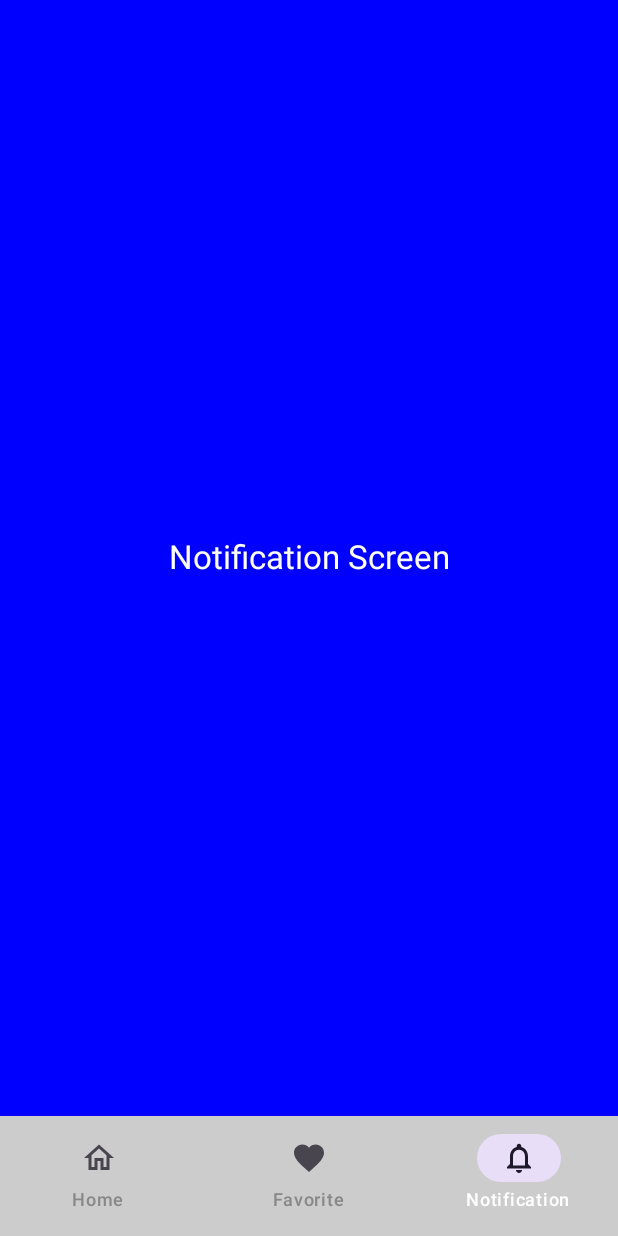
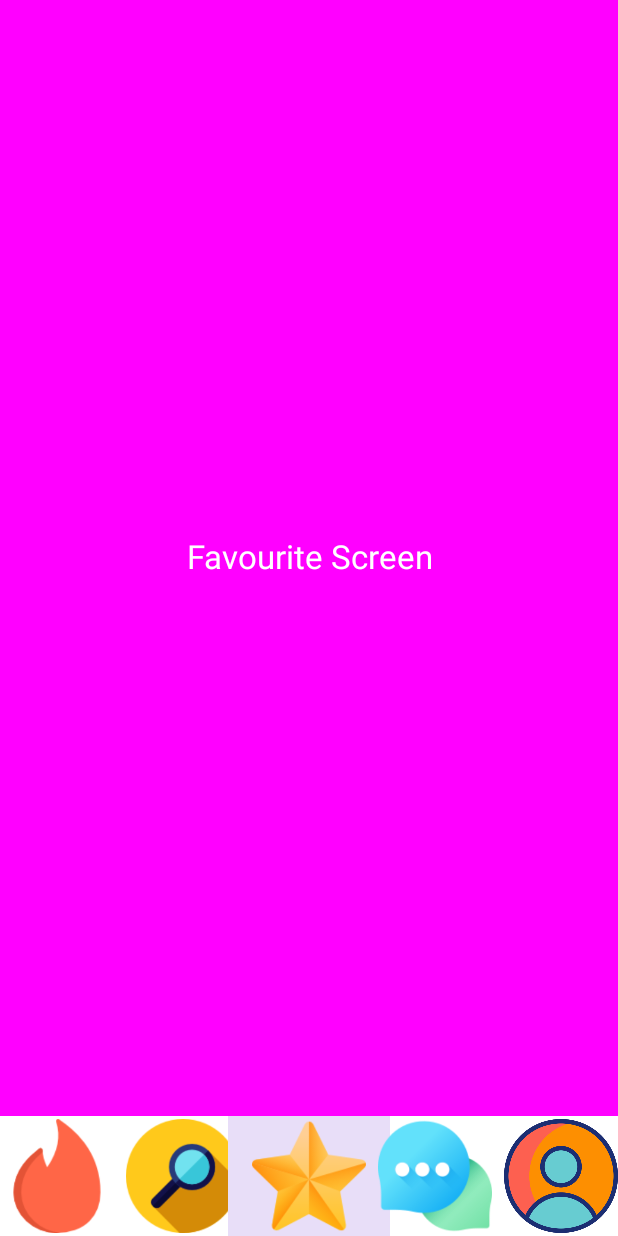
Before and after one commit to Himanshu6124/tindder-dating, an Android app built with Jetpack Compose: the screen it shows after launch (MainActivity), item 3 of the bottom bar chosen, on a phone screen of 412 x 824 dp. Run offline under Robolectric (Android 15) with nearby library versions, the phone set to English and light mode, and no system bars.

```diff
--- a/app/src/main/java/com/himanshu/compose/MainActivity.kt
+++ b/app/src/main/java/com/himanshu/compose/MainActivity.kt
@@ -14,6 +14,7 @@ import androidx.compose.foundation.layout.Row
 import androidx.compose.foundation.layout.fillMaxHeight
 import androidx.compose.foundation.layout.fillMaxSize
 import androidx.compose.foundation.layout.fillMaxWidth
+import androidx.compose.foundation.layout.height
 import androidx.compose.foundation.layout.offset
 import androidx.compose.foundation.layout.padding
 import androidx.compose.foundation.layout.wrapContentSize
@@ -51,6 +52,7 @@ import androidx.compose.ui.layout.ContentScale
 import androidx.compose.ui.platform.LocalDensity
 import androidx.compose.ui.res.painterResource
 import androidx.compose.ui.text.style.TextAlign
+import androidx.compose.ui.tooling.preview.Preview
 import androidx.compose.ui.unit.IntOffset
 import androidx.compose.ui.unit.dp
 import androidx.navigation.NavGraph.Companion.findStartDestination
@@ -67,11 +69,16 @@ class MainActivity : ComponentActivity() {
     override fun onCreate(savedInstanceState: Bundle?) {
         super.onCreate(savedInstanceState)
         setContent {
+            ShowBottomBar()
+        }
+    }
+}
 
 
+@Preview
+@Composable
+fun ShowBottomBar() {
     val navController: NavHostController = rememberNavController()
-//                val bottomBarHeight = 56.dp
-//                val bottomBarOffsetHeightPx = remember { mutableStateOf(0f) }
     val buttonsVisible = remember { mutableStateOf(true) }
 
     Scaffold(bottomBar = { BottomBar(navController, buttonsVisible, Modifier) }) { paddingValues ->
@@ -79,10 +86,6 @@ class MainActivity : ComponentActivity() {
             modifier = Modifier.padding(paddingValues)
         ) {
             NavigationGraph(navController = navController)
-                }
-            }
-
-
         }
     }
 }
@@ -224,6 +227,7 @@ fun FavouriteScreen() {
         )
     }
 }
+
 @Composable
 fun NotificationScreen() {
     Column(
@@ -248,11 +252,17 @@ fun NavigationGraph(navController: NavHostController) {
         composable(Destinations.HomeScreen.route) {
             HomeScreen()
         }
+        composable(Destinations.SearchScreen.route) {
+            FavouriteScreen()
+        }
         composable(Destinations.Favourite.route) {
             FavouriteScreen()
         }
-        composable(Destinations.Notification.route) {
-            NotificationScreen()
+        composable(Destinations.Chat.route) {
+            FavouriteScreen()
+        }
+        composable(Destinations.Profile.route) {
+            FavouriteScreen()
         }
     }
 }
@@ -261,11 +271,17 @@ fun NavigationGraph(navController: NavHostController) {
 fun BottomBar(
     navController: NavHostController, state: MutableState<Boolean>, modifier: Modifier = Modifier
 ) {
-    val screens = listOf(Destinations.HomeScreen, Destinations.Favourite, Destinations.Notification)
+    val screens = listOf(
+        Destinations.HomeScreen,
+        Destinations.SearchScreen,
+        Destinations.Favourite,
+        Destinations.Chat,
+        Destinations.Profile
+    )
 
     NavigationBar(
         modifier = modifier,
-        containerColor = Color.LightGray,
+        containerColor = Color.White,
     ) {
         val navBackStackEntry by navController.currentBackStackEntryAsState()
         val currentRoute = navBackStackEntry?.destination?.route
@@ -273,11 +289,15 @@ fun BottomBar(
         screens.forEach { screen ->
 
             NavigationBarItem(
-                label = {
-                    Text(text = screen.title!!)
-                },
+
                 icon = {
-                    Icon(imageVector = screen.icon!!, contentDescription = "")
+                    Image(
+                        painter = painterResource(id = screen.icon!!),
+                        modifier = Modifier
+                            .fillMaxHeight(.4f)
+                            .height(15.dp),
+                        contentDescription = "null"
+                    )
                 },
                 selected = currentRoute == screen.route,
                 onClick = {
--- a/app/src/main/java/com/himanshu/compose/ui/Destinations.kt
+++ b/app/src/main/java/com/himanshu/compose/ui/Destinations.kt
@@ -5,13 +5,16 @@ import androidx.compose.material.icons.outlined.Favorite
 import androidx.compose.material.icons.outlined.Home
 import androidx.compose.material.icons.outlined.Notifications
 import androidx.compose.ui.graphics.vector.ImageVector
+import com.himanshu.compose.R
 
 sealed class Destinations(
     val route: String,
     val title: String? = null,
-    val icon: ImageVector? = null
+    val icon: Int? = null
 ) {
-    data object HomeScreen : Destinations("home_screen", "Home", Icons.Outlined.Home)
-    data object Favourite : Destinations(route = "favourite_screen", title = "Favorite", icon = Icons.Outlined.Favorite)
-    data object Notification : Destinations(route = "notification_screen", title = "Notification", icon = Icons.Outlined.Notifications)
+    data object HomeScreen : Destinations("home_screen", "Home", R.drawable.tinder)
+    data object SearchScreen : Destinations("search_screen", "Search", R.drawable.search)
+    data object Favourite : Destinations(route = "favourite_screen", title = "Favorite", icon = R.drawable.favourites)
+    data object Chat : Destinations(route = "notification_screen", title = "Chat", icon = R.drawable.chat)
+    data object Profile : Destinations(route = "profile_screen", title = "Profile", icon = R.drawable.profile)
 }
```
Lines whose indentation alone changed are shown as unchanged.
